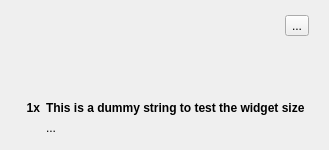
This is src/view/ListViewItemTooltip.ui in the-butterfly-effect/tbe as Qt 5 draws it before an edit. The edited form follows.
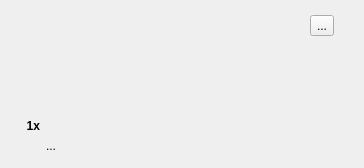
This is the edited form. Icons and pictures are not drawn. Custom widgets are drawn as their Qt base class.

What changed in the file:
```diff
--- a/src/view/ListViewItemTooltip.ui
+++ b/src/view/ListViewItemTooltip.ui
@@ -6,8 +6,8 @@
    <rect>
     <x>0</x>
     <y>0</y>
-    <width>329</width>
-    <height>150</height>
+    <width>364</width>
+    <height>168</height>
    </rect>
   </property>
   <property name="sizePolicy">
@@ -63,7 +63,7 @@
        <number>15</number>
       </property>
       <property name="rightMargin">
-       <number>20</number>
+       <number>30</number>
       </property>
       <property name="bottomMargin">
        <number>15</number>
@@ -274,11 +274,14 @@
              <string notr="true">border-image: url(:/transparant.png);</string>
             </property>
             <property name="text">
-             <string>This is a dummy string to test the widget size</string>
+             <string/>
             </property>
             <property name="alignment">
              <set>Qt::AlignLeading|Qt::AlignLeft|Qt::AlignTop</set>
             </property>
+            <property name="wordWrap">
+             <bool>true</bool>
+            </property>
            </widget>
           </item>
           <item>
```
